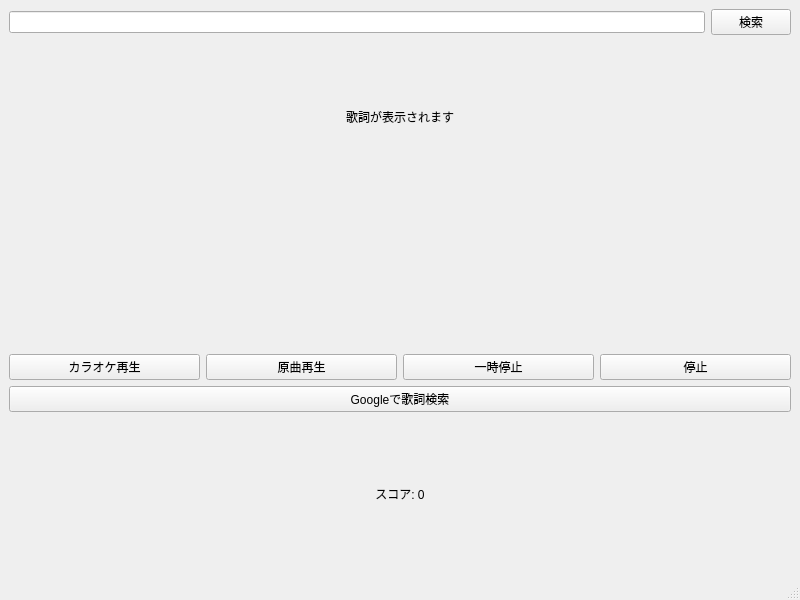
This is src/gui/ui/main_window.ui in ajshooting/nandemo-karaoke as Qt 5 draws it before an edit. The edited form follows.
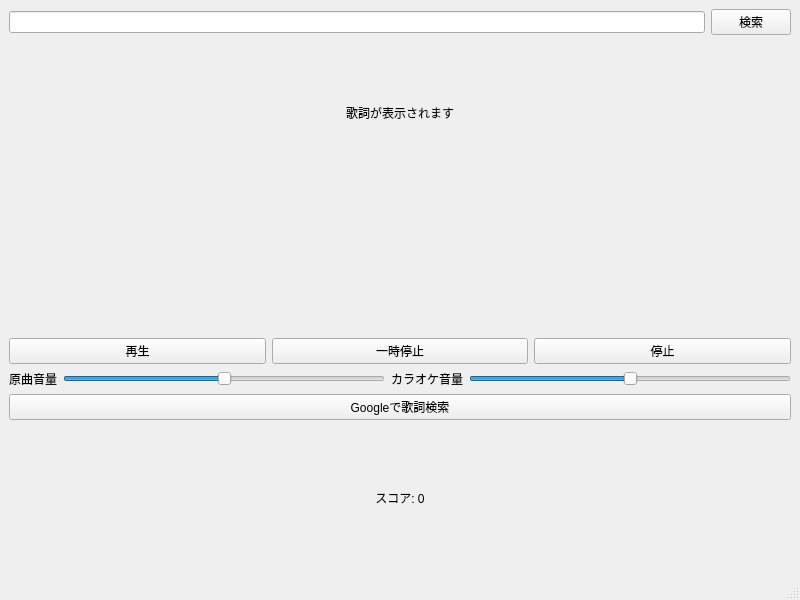
This is the edited form. Custom widgets are drawn as their Qt base class.

Commit message: 同時再生ができた...!!

```diff
--- a/src/gui/ui/main_window.ui
+++ b/src/gui/ui/main_window.ui
@@ -54,14 +54,7 @@
                         <item>
                             <widget class="QPushButton" name="playButton">
                                 <property name="text">
-                                    <string>カラオケ再生</string>
-                                </property>
-                            </widget>
-                        </item>
-                        <item>
-                            <widget class="QPushButton" name="playRawButton">
-                                <property name="text">
-                                    <string>原曲再生</string>
+                                    <string>再生</string>
                                 </property>
                             </widget>
                         </item>
@@ -81,6 +74,56 @@
                         </item>
                     </layout>
                 </item>
+                <item>
+                    <layout class="QHBoxLayout" name="volumeLayout">
+                        <item>
+                            <widget class="QLabel" name="rawVolumeLabel">
+                                <property name="text">
+                                    <string>原曲音量</string>
+                                </property>
+                            </widget>
+                        </item>
+                        <item>
+                            <widget class="QSlider" name="rawVolumeSlider">
+                                <property name="orientation">
+                                    <enum>Qt::Horizontal</enum>
+                                </property>
+                                <property name="minimum">
+                                    <number>0</number>
+                                </property>
+                                <property name="maximum">
+                                    <number>100</number>
+                                </property>
+                                <property name="value">
+                                    <number>50</number>
+                                </property>
+                            </widget>
+                        </item>
+                        <item>
+                            <widget class="QLabel" name="accompanimentVolumeLabel">
+                                <property name="text">
+                                    <string>カラオケ音量</string>
+                                </property>
+                            </widget>
+                        </item>
+                        <item>
+                            <widget class="QSlider" name="accompanimentVolumeSlider">
+                                <property name="orientation">
+                                    <enum>Qt::Horizontal</enum>
+                                </property>
+                                <property name="minimum">
+                                    <number>0</number>
+                                </property>
+                                <property name="maximum">
+                                    <number>100</number>
+                                </property>
+                                <property name="value">
+                                    <number>50</number>
+                                </property>
+                            </widget>
+                        </item>
+                    </layout>
+                </item>
                 <item>
                     <layout class="QHBoxLayout" name="horizontalLayout">
                         <item>
```
The commit also changes 2 other files.
